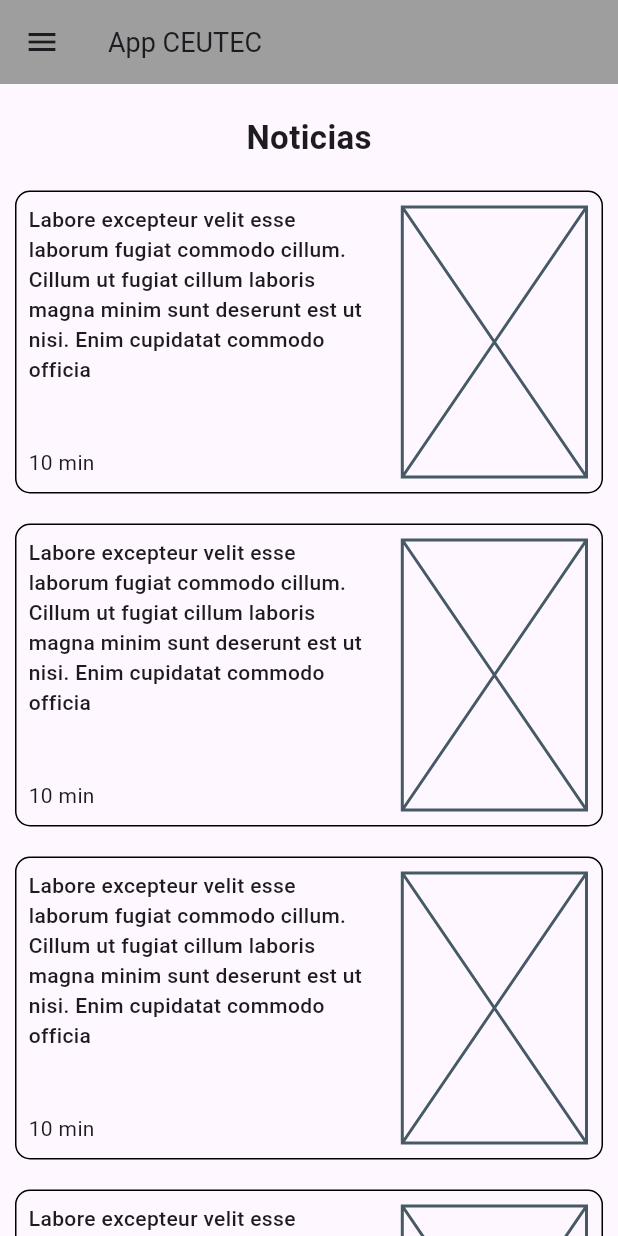
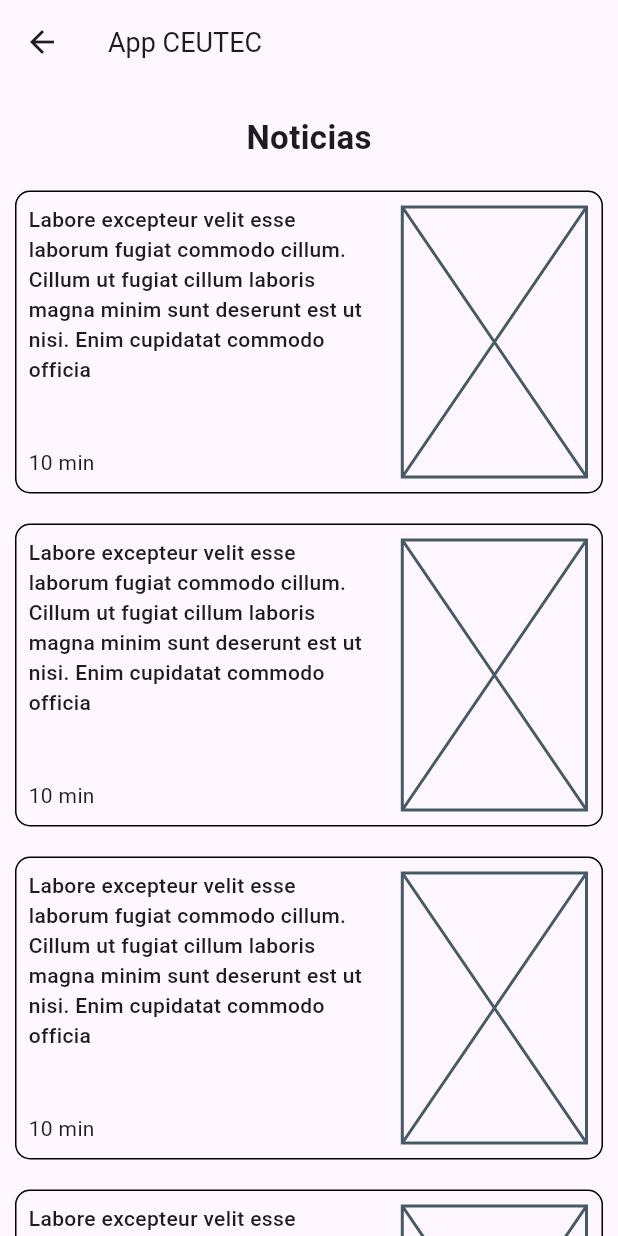
Before and after one commit to Progra-Movil-917/laboratorio2_equipo6, a Flutter app: the NewsScreen screen opened directly, on a phone screen of 412 x 824 dp. Run offline on Flutter 3.47's test engine with Material 3 defaults, Android fonts, the light colour scheme and no system bars; our stand-ins replace go_router.

Commit message:
Ruta de noticias y onPressed implementado, cambios leves a NewsScreen

```diff
--- a/lib/main.dart
+++ b/lib/main.dart
@@ -2,6 +2,7 @@ import 'package:flutter/material.dart';
 import 'package:go_router/go_router.dart';
 import 'package:laboratorio2_app/screens/currency_converter_screen.dart';
 import 'package:laboratorio2_app/screens/menu_screen.dart';
+import 'package:laboratorio2_app/screens/news_screen.dart';
 import 'package:laboratorio2_app/screens/task_list_screen.dart';
 
 void main() => runApp(const MyApp());
@@ -26,6 +27,12 @@ final GoRouter _router = GoRouter(
             return CurrencyConverterScreen();
           },
         ),
+        GoRoute(
+          path: 'noticias',
+          builder: (BuildContext context, GoRouterState state) {
+            return NewsScreen();
+          },
+        ),
       ],
     ),
   ],
--- a/lib/screens/menu_screen.dart
+++ b/lib/screens/menu_screen.dart
@@ -20,7 +20,9 @@ class MenuScreen extends StatelessWidget {
               Icons.arrow_forward,
               size: 25,
             ),
-            onTap: () {},
+            onTap: () {
+              context.go('/noticias');
+            },
           ),
           const Divider(),
           ListTile(
--- a/lib/screens/news_screen.dart
+++ b/lib/screens/news_screen.dart
@@ -8,11 +8,6 @@ class NewsScreen extends StatelessWidget {
   Widget build(BuildContext context) {
     return Scaffold(
       appBar: AppBar(
-        backgroundColor: Colors.grey,
-        leading: IconButton(
-          icon: const Icon(Icons.menu),
-          onPressed: () {},
-        ),
         title: const Text(
           'App CEUTEC',
           style: TextStyle(fontSize: 18),
```
